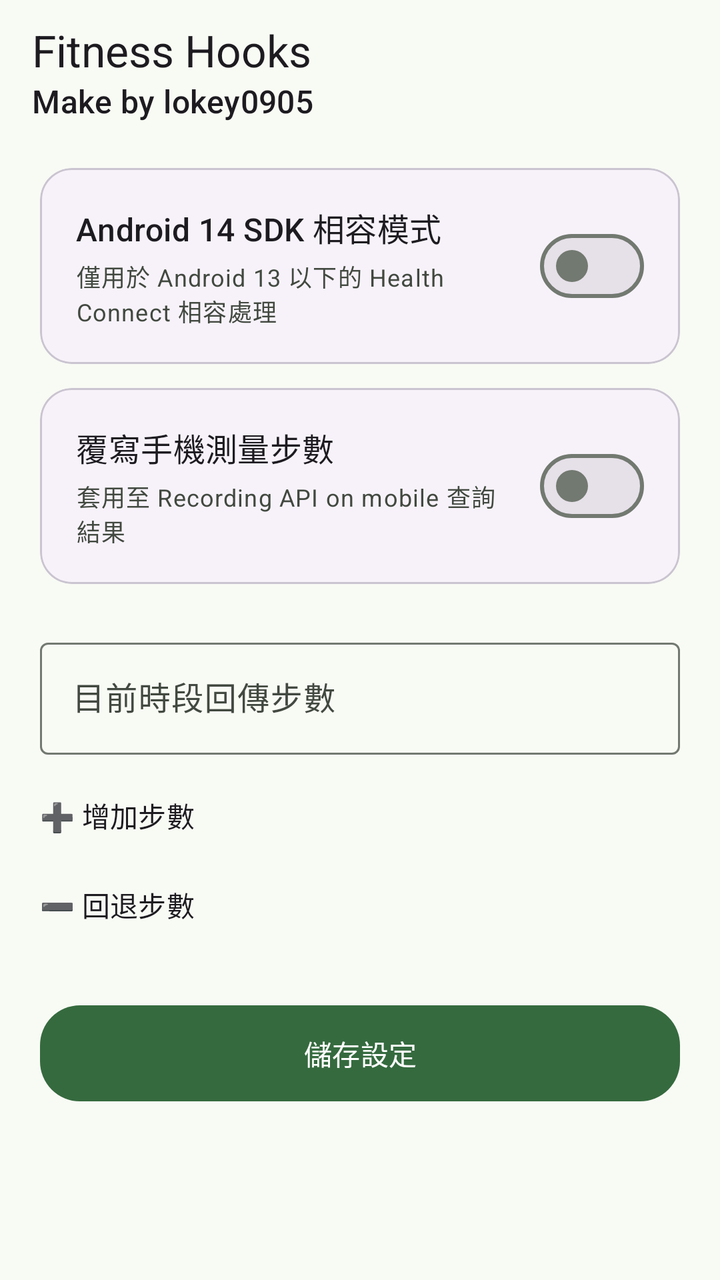
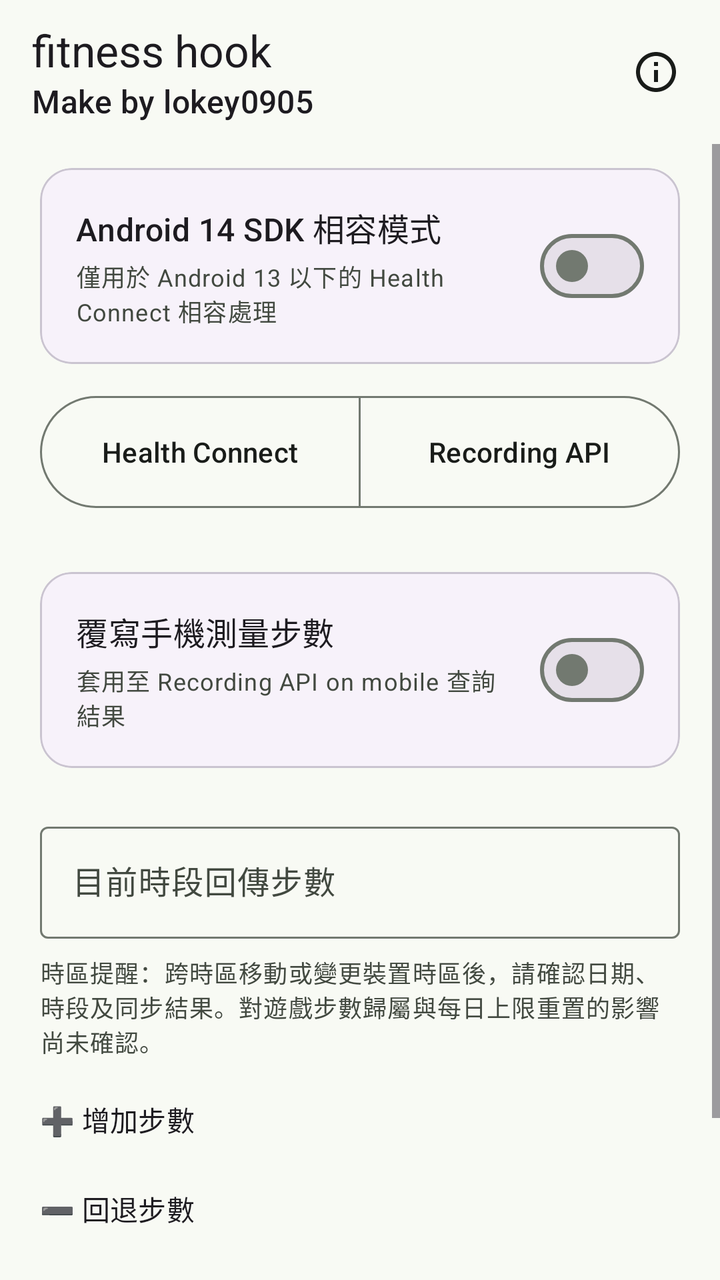

Screens rendered from an Android XML layout before and after an edit, with the pre-edit source and the edit as a unified diff.
<!-- AndroidManifest.xml: activity theme Theme.FitnessHooks -->
<!-- res/layout/activity_hook_settings.xml -->
<?xml version="1.0" encoding="utf-8"?>
<LinearLayout xmlns:android="http://schemas.android.com/apk/res/android"
    xmlns:app="http://schemas.android.com/apk/res-auto"
    android:layout_width="match_parent"
    android:layout_height="match_parent"
    android:orientation="vertical">

    <com.google.android.material.appbar.MaterialToolbar
        android:id="@+id/toolbar"
        android:layout_width="match_parent"
        android:layout_height="wrap_content"
        android:minHeight="72dp"
        android:paddingStart="8dp"
        android:paddingEnd="8dp"
        app:subtitle="@string/settings_subtitle"
        app:title="@string/settings_title" />

    <ScrollView
        android:layout_width="match_parent"
        android:layout_height="0dp"
        android:layout_weight="1"
        android:clipToPadding="false"
        android:fillViewport="true">

        <LinearLayout
            android:layout_width="match_parent"
            android:layout_height="wrap_content"
            android:orientation="vertical"
            android:paddingStart="20dp"
            android:paddingTop="12dp"
            android:paddingEnd="20dp"
            android:paddingBottom="28dp">

            <com.google.android.material.card.MaterialCardView
                android:id="@+id/module_status_card"
                android:layout_width="match_parent"
                android:layout_height="wrap_content"
                android:layout_marginBottom="12dp"
                android:visibility="gone"
                app:cardBackgroundColor="?attr/colorErrorContainer"
                app:cardCornerRadius="16dp"
                app:cardElevation="0dp">

                <LinearLayout
                    android:layout_width="match_parent"
                    android:layout_height="wrap_content"
                    android:orientation="vertical"
                    android:padding="18dp">

                    <TextView
                        android:layout_width="match_parent"
                        android:layout_height="wrap_content"
                        android:text="@string/module_inactive_title"
                        android:textAppearance="?attr/textAppearanceTitleMedium"
                        android:textColor="?attr/colorOnErrorContainer" />

                    <TextView
                        android:layout_width="match_parent"
                        android:layout_height="wrap_content"
                        android:layout_marginTop="4dp"
                        android:text="@string/module_inactive_summary"
                        android:textAppearance="?attr/textAppearanceBodyMedium"
                        android:textColor="?attr/colorOnErrorContainer" />
                </LinearLayout>
            </com.google.android.material.card.MaterialCardView>

            <com.google.android.material.card.MaterialCardView
                android:layout_width="match_parent"
                android:layout_height="wrap_content"
                app:cardBackgroundColor="?attr/colorSurfaceContainerLow"
                app:cardCornerRadius="16dp"
                app:cardElevation="0dp">

                <LinearLayout
                    android:layout_width="match_parent"
                    android:layout_height="wrap_content"
                    android:gravity="center_vertical"
                    android:orientation="horizontal"
                    android:padding="18dp">

                    <LinearLayout
                        android:layout_width="0dp"
                        android:layout_height="wrap_content"
                        android:layout_weight="1"
                        android:orientation="vertical"
                        android:paddingStart="0dp"
                        android:paddingEnd="12dp">

                        <TextView
                            android:layout_width="match_parent"
                            android:layout_height="wrap_content"
                            android:text="@string/sdk_hook"
                            android:textAppearance="?attr/textAppearanceTitleMedium" />

                        <TextView
                            android:id="@+id/sdk_hook_summary"
                            android:layout_width="match_parent"
                            android:layout_height="wrap_content"
                            android:layout_marginTop="4dp"
                            android:text="@string/sdk_hook_summary"
                            android:textAppearance="?attr/textAppearanceBodySmall"
                            android:textColor="?attr/colorOnSurfaceVariant" />
                    </LinearLayout>

                    <com.google.android.material.materialswitch.MaterialSwitch
                        android:id="@+id/sdk_hook_switch"
                        android:layout_width="wrap_content"
                        android:layout_height="wrap_content" />
                </LinearLayout>
            </com.google.android.material.card.MaterialCardView>

            <com.google.android.material.card.MaterialCardView
                android:layout_width="match_parent"
                android:layout_height="wrap_content"
                android:layout_marginTop="12dp"
                app:cardBackgroundColor="?attr/colorSurfaceContainerLow"
                app:cardCornerRadius="16dp"
                app:cardElevation="0dp">

                <LinearLayout
                    android:layout_width="match_parent"
                    android:layout_height="wrap_content"
                    android:gravity="center_vertical"
                    android:orientation="horizontal"
                    android:padding="18dp">

                    <LinearLayout
                        android:layout_width="0dp"
                        android:layout_height="wrap_content"
                        android:layout_weight="1"
                        android:orientation="vertical"
                        android:paddingStart="0dp"
                        android:paddingEnd="12dp">

                        <TextView
                            android:layout_width="match_parent"
                            android:layout_height="wrap_content"
                            android:text="@string/step_hook"
                            android:textAppearance="?attr/textAppearanceTitleMedium" />

                        <TextView
                            android:layout_width="match_parent"
                            android:layout_height="wrap_content"
                            android:layout_marginTop="4dp"
                            android:text="@string/step_hook_summary"
                            android:textAppearance="?attr/textAppearanceBodySmall"
                            android:textColor="?attr/colorOnSurfaceVariant" />
                    </LinearLayout>

                    <com.google.android.material.materialswitch.MaterialSwitch
                        android:id="@+id/step_hook_switch"
                        android:layout_width="wrap_content"
                        android:layout_height="wrap_content" />
                </LinearLayout>
            </com.google.android.material.card.MaterialCardView>

            <com.google.android.material.textfield.TextInputLayout
                android:id="@+id/step_count_layout"
                style="@style/Widget.Material3.TextInputLayout.OutlinedBox"
                android:layout_width="match_parent"
                android:layout_height="wrap_content"
                android:layout_marginTop="24dp"
                android:hint="@string/step_count"
                app:suffixText="@string/step_unit">

                <com.google.android.material.textfield.TextInputEditText
                    android:id="@+id/step_count_input"
                    android:layout_width="match_parent"
                    android:layout_height="wrap_content"
                    android:imeOptions="actionDone"
                    android:inputType="number"
                    android:maxLength="7"
                    android:minHeight="56dp" />
            </com.google.android.material.textfield.TextInputLayout>

            <TextView
                android:layout_width="match_parent"
                android:layout_height="wrap_content"
                android:layout_marginTop="20dp"
                android:text="@string/quick_add"
                android:textAppearance="?attr/textAppearanceTitleSmall" />

            <GridLayout
                android:id="@+id/increment_buttons"
                android:layout_width="match_parent"
                android:layout_height="wrap_content"
                android:layout_marginTop="8dp"
                android:columnCount="3"
                android:orientation="horizontal"
                android:rowCount="2" />

            <TextView
                android:layout_width="match_parent"
                android:layout_height="wrap_content"
                android:layout_marginTop="16dp"
                android:text="@string/quick_subtract"
                android:textAppearance="?attr/textAppearanceTitleSmall" />

            <GridLayout
                android:id="@+id/decrement_buttons"
                android:layout_width="match_parent"
                android:layout_height="wrap_content"
                android:layout_marginTop="8dp"
                android:columnCount="3"
                android:orientation="horizontal"
                android:rowCount="2" />

            <com.google.android.material.button.MaterialButton
                android:id="@+id/save_button"
                android:layout_width="match_parent"
                android:layout_height="56dp"
                android:layout_marginTop="28dp"
                android:text="@string/save"
                android:textAppearance="?attr/textAppearanceLabelLarge"
                app:cornerRadius="20dp" />
        </LinearLayout>
    </ScrollView>
</LinearLayout>
<!-- resources referenced by this layout -->
<resources>
  <string name="module_inactive_summary">請在 LSPosed 啟用 Fitness Hooks，並將 Fitness Hooks 與目標 App 加入作用域，再強制停止並重新開啟本程式。</string>
  <string name="module_inactive_title">LSPosed 模組尚未啟用</string>
  <string name="quick_add">➕ 增加步數</string>
  <string name="quick_subtract">➖ 回退步數</string>
  <string name="save">儲存設定</string>
  <string name="sdk_hook">Android 14 SDK 相容模式</string>
  <string name="sdk_hook_summary">僅用於 Android 13 以下的 Health Connect 相容處理</string>
  <string name="settings_subtitle">Make by lokey0905</string>
  <string name="settings_title">Fitness Hooks</string>
  <string name="step_count">目前時段回傳步數</string>
  <string name="step_hook">覆寫手機測量步數</string>
  <string name="step_hook_summary">套用至 Recording API on mobile 查詢結果</string>
  <string name="step_unit">步</string>
  <color name="pikmin_primary">#356A3E</color>
  <color name="pikmin_on_primary">#FFFFFF</color>
  <color name="pikmin_primary_container">#B7F1BA</color>
  <color name="pikmin_on_primary_container">#002109</color>
  <color name="pikmin_secondary">#52634F</color>
  <color name="pikmin_on_secondary">#FFFFFF</color>
  <color name="pikmin_secondary_container">#D5E8CF</color>
  <color name="pikmin_on_secondary_container">#101F10</color>
  <color name="pikmin_tertiary">#6B5D2F</color>
  <color name="pikmin_on_tertiary">#FFFFFF</color>
  <color name="pikmin_tertiary_container">#F4E19A</color>
  <color name="pikmin_on_tertiary_container">#231B00</color>
  <color name="pikmin_surface">#F8FAF4</color>
  <color name="pikmin_on_surface">#191C19</color>
  <color name="pikmin_surface_variant">#DEE5DA</color>
  <color name="pikmin_on_surface_variant">#424940</color>
  <color name="pikmin_outline">#727970</color>
  <!-- unchanged entries left out for length: 1 -->
</resources>

<!-- the commit's change to res/layout/activity_hook_settings.xml (unified diff, before → after) -->
@@ -12,6 +12,7 @@
         android:minHeight="72dp"
         android:paddingStart="8dp"
         android:paddingEnd="8dp"
+        app:menu="@menu/hook_settings_actions"
         app:subtitle="@string/settings_subtitle"
         app:title="@string/settings_title" />
 
@@ -31,42 +32,262 @@
             android:paddingEnd="20dp"
             android:paddingBottom="28dp">
 
-            <com.google.android.material.card.MaterialCardView
-                android:id="@+id/module_status_card"
-                android:layout_width="match_parent"
-                android:layout_height="wrap_content"
-                android:layout_marginBottom="12dp"
-                android:visibility="gone"
-                app:cardBackgroundColor="?attr/colorErrorContainer"
-                app:cardCornerRadius="16dp"
-                app:cardElevation="0dp">
-
-                <LinearLayout
-                    android:layout_width="match_parent"
-                    android:layout_height="wrap_content"
-                    android:orientation="vertical"
-                    android:padding="18dp">
-
-                    <TextView
+            <LinearLayout
+                android:id="@+id/common_controls"
+                android:layout_width="match_parent"
+                android:layout_height="wrap_content"
+                android:orientation="vertical">
+
+                <com.google.android.material.card.MaterialCardView
+                    android:id="@+id/sdk_hook_card"
+                    android:layout_width="match_parent"
+                    android:layout_height="wrap_content"
+                    android:layout_marginBottom="12dp"
+                    app:cardBackgroundColor="?attr/colorSurfaceContainerLow"
+                    app:cardCornerRadius="16dp"
+                    app:cardElevation="0dp">
+
+                    <LinearLayout
                         android:layout_width="match_parent"
                         android:layout_height="wrap_content"
-                        android:text="@string/module_inactive_title"
-                        android:textAppearance="?attr/textAppearanceTitleMedium"
-                        android:textColor="?attr/colorOnErrorContainer" />
-
-                    <TextView
+                        android:gravity="center_vertical"
+                        android:orientation="horizontal"
+                        android:padding="18dp">
+
+                        <LinearLayout
+                            android:layout_width="0dp"
+                            android:layout_height="wrap_content"
+                            android:layout_weight="1"
+                            android:orientation="vertical"
+                            android:paddingStart="0dp"
+                            android:paddingEnd="12dp">
+
+                            <TextView
+                                android:layout_width="match_parent"
+                                android:layout_height="wrap_content"
+                                android:text="@string/sdk_hook"
+                                android:textAppearance="?attr/textAppearanceTitleMedium" />
+
+                            <TextView
+                                android:id="@+id/sdk_hook_summary"
+                                android:layout_width="match_parent"
+                                android:layout_height="wrap_content"
+                                android:layout_marginTop="4dp"
+                                android:text="@string/sdk_hook_summary"
+                                android:textAppearance="?attr/textAppearanceBodySmall"
+                                android:textColor="?attr/colorOnSurfaceVariant" />
+                        </LinearLayout>
+
+                        <com.google.android.material.materialswitch.MaterialSwitch
+                            android:id="@+id/sdk_hook_switch"
+                            android:layout_width="wrap_content"
+                            android:layout_height="wrap_content"
+                            android:contentDescription="@string/sdk_hook" />
+                    </LinearLayout>
+                </com.google.android.material.card.MaterialCardView>
+
+                <com.google.android.material.card.MaterialCardView
+                    android:id="@+id/module_status_card"
+                    android:layout_width="match_parent"
+                    android:layout_height="wrap_content"
+                    android:layout_marginBottom="12dp"
+                    android:visibility="gone"
+                    app:cardBackgroundColor="?attr/colorErrorContainer"
+                    app:cardCornerRadius="16dp"
+                    app:cardElevation="0dp">
+
+                    <LinearLayout
                         android:layout_width="match_parent"
                         android:layout_height="wrap_content"
-                        android:layout_marginTop="4dp"
-                        android:text="@string/module_inactive_summary"
-                        android:textAppearance="?attr/textAppearanceBodyMedium"
-                        android:textColor="?attr/colorOnErrorContainer" />
-                </LinearLayout>
-            </com.google.android.material.card.MaterialCardView>
+                        android:orientation="vertical"
+                        android:padding="18dp">
+
+                        <TextView
+                            android:layout_width="match_parent"
+                            android:layout_height="wrap_content"
+                            android:text="@string/module_inactive_title"
+                            android:textAppearance="?attr/textAppearanceTitleMedium"
+                            android:textColor="?attr/colorOnErrorContainer" />
+
+                        <TextView
+                            android:layout_width="match_parent"
+                            android:layout_height="wrap_content"
+                            android:layout_marginTop="4dp"
+                            android:text="@string/module_inactive_summary"
+                            android:textAppearance="?attr/textAppearanceBodyMedium"
+                            android:textColor="?attr/colorOnErrorContainer" />
+                    </LinearLayout>
+                </com.google.android.material.card.MaterialCardView>
+            </LinearLayout>
+
+            <com.google.android.material.button.MaterialButtonToggleGroup
+                android:id="@+id/step_mode_group"
+                android:layout_width="match_parent"
+                android:layout_height="wrap_content"
+                android:layout_marginBottom="16dp"
+                app:selectionRequired="true"
+                app:singleSelection="true">
+
+                <com.google.android.material.button.MaterialButton
+                    android:id="@+id/mode_health"
+                    style="?attr/materialButtonOutlinedStyle"
+                    android:layout_width="0dp"
+                    android:layout_height="64dp"
+                    android:layout_weight="1"
+                    android:paddingStart="8dp"
+                    android:paddingEnd="8dp"
+                    android:text="@string/mode_health"
+                    android:textAllCaps="false"
+                    android:textSize="14sp" />
+
+                <com.google.android.material.button.MaterialButton
+                    android:id="@+id/mode_recording"
+                    style="?attr/materialButtonOutlinedStyle"
+                    android:layout_width="0dp"
+                    android:layout_height="64dp"
+                    android:layout_weight="1"
+                    android:paddingStart="8dp"
+                    android:paddingEnd="8dp"
+                    android:text="@string/mode_recording"
+                    android:textAllCaps="false"
+                    android:textSize="14sp" />
+            </com.google.android.material.button.MaterialButtonToggleGroup>
+
+            <LinearLayout
+                android:id="@+id/health_controls"
+                android:layout_width="match_parent"
+                android:layout_height="wrap_content"
+                android:layout_marginBottom="16dp"
+                android:orientation="vertical"
+                android:visibility="gone">
+
+                <TextView
+                    android:id="@+id/health_status"
+                    android:layout_width="match_parent"
+                    android:layout_height="wrap_content"
+                    android:layout_marginBottom="12dp"
+                    android:accessibilityLiveRegion="polite"
+                    android:textAppearance="?attr/textAppearanceBodyMedium" />
+
+                <com.google.android.material.card.MaterialCardView
+                    android:id="@+id/health_action"
+                    android:layout_width="match_parent"
+                    android:layout_height="wrap_content"
+                    android:layout_marginBottom="12dp"
+                    android:clickable="true"
+                    android:focusable="true"
+                    android:minHeight="48dp"
+                    android:screenReaderFocusable="true"
+                    app:cardBackgroundColor="?attr/colorSurfaceContainerLow"
+                    app:cardCornerRadius="16dp"
+                    app:cardElevation="0dp"
+                    app:rippleColor="?attr/colorControlHighlight">
+
+                    <LinearLayout
+                        android:layout_width="match_parent"
+                        android:layout_height="wrap_content"
+                        android:gravity="center_vertical"
+                        android:orientation="horizontal"
+                        android:padding="18dp">
+
+                        <LinearLayout
+                            android:layout_width="0dp"
+                            android:layout_height="wrap_content"
+                            android:layout_weight="1"
+                            android:orientation="vertical"
+                            android:paddingStart="0dp"
+                            android:paddingEnd="12dp">
+
+                            <TextView
+                                android:id="@+id/health_action_title"
+                                android:layout_width="match_parent"
+                                android:layout_height="wrap_content"
+                                android:focusable="false"
+                                android:text="@string/health_grant"
+                                android:textAppearance="?attr/textAppearanceTitleMedium" />
+
+                            <TextView
+                                android:id="@+id/health_action_summary"
+                                android:layout_width="match_parent"
+                                android:layout_height="wrap_content"
+                                android:layout_marginTop="4dp"
+                                android:focusable="false"
+                                android:text="@string/health_grant_summary"
+                                android:textAppearance="?attr/textAppearanceBodySmall"
+                                android:textColor="?attr/colorOnSurfaceVariant" />
+                        </LinearLayout>
+
+                        <androidx.appcompat.widget.AppCompatImageView
+                            android:layout_width="24dp"
+                            android:layout_height="24dp"
+                            android:contentDescription="@null"
+                            android:importantForAccessibility="no"
+                            app:srcCompat="@drawable/ic_chevron_right"
+                            app:tint="?attr/colorOnSurfaceVariant" />
+                    </LinearLayout>
+                </com.google.android.material.card.MaterialCardView>
+
+                <com.google.android.material.card.MaterialCardView
+                    android:id="@+id/health_settings"
+                    android:layout_width="match_parent"
+                    android:layout_height="wrap_content"
+                    android:clickable="true"
+                    android:focusable="true"
+                    android:minHeight="48dp"
+                    android:screenReaderFocusable="true"
+                    app:cardBackgroundColor="?attr/colorSurfaceContainerLow"
+                    app:cardCornerRadius="16dp"
+                    app:cardElevation="0dp"
+                    app:rippleColor="?attr/colorControlHighlight">
+
+                    <LinearLayout
+                        android:layout_width="match_parent"
+                        android:layout_height="wrap_content"
+                        android:gravity="center_vertical"
+                        android:orientation="horizontal"
+                        android:padding="18dp">
+
+                        <LinearLayout
+                            android:layout_width="0dp"
+                            android:layout_height="wrap_content"
+                            android:layout_weight="1"
+                            android:orientation="vertical"
+                            android:paddingStart="0dp"
+                            android:paddingEnd="12dp">
+
+                            <TextView
+                                android:layout_width="match_parent"
+                                android:layout_height="wrap_content"
+                                android:focusable="false"
+                                android:text="@string/health_settings"
+                                android:textAppearance="?attr/textAppearanceTitleMedium" />
+
+                            <TextView
+                                android:layout_width="match_parent"
+                                android:layout_height="wrap_content"
+                                android:layout_marginTop="4dp"
+                                android:focusable="false"
+                                android:text="@string/health_settings_summary"
+                                android:textAppearance="?attr/textAppearanceBodySmall"
+                                android:textColor="?attr/colorOnSurfaceVariant" />
+                        </LinearLayout>
+
+                        <androidx.appcompat.widget.AppCompatImageView
+                            android:layout_width="24dp"
+                            android:layout_height="24dp"
+                            android:contentDescription="@null"
+                            android:importantForAccessibility="no"
+                            app:srcCompat="@drawable/ic_chevron_right"
+                            app:tint="?attr/colorOnSurfaceVariant" />
+                    </LinearLayout>
+                </com.google.android.material.card.MaterialCardView>
+            </LinearLayout>
 
             <com.google.android.material.card.MaterialCardView
-                android:layout_width="match_parent"
-                android:layout_height="wrap_content"
+                android:id="@+id/recording_controls"
+                android:layout_width="match_parent"
+                android:layout_height="wrap_content"
+                android:layout_marginTop="12dp"
                 app:cardBackgroundColor="?attr/colorSurfaceContainerLow"
                 app:cardCornerRadius="16dp"
                 app:cardElevation="0dp">
@@ -89,52 +310,6 @@
                         <TextView
                             android:layout_width="match_parent"
                             android:layout_height="wrap_content"
-                            android:text="@string/sdk_hook"
-                            android:textAppearance="?attr/textAppearanceTitleMedium" />
-
-                        <TextView
-                            android:id="@+id/sdk_hook_summary"
-                            android:layout_width="match_parent"
-                            android:layout_height="wrap_content"
-                            android:layout_marginTop="4dp"
-                            android:text="@string/sdk_hook_summary"
-                            android:textAppearance="?attr/textAppearanceBodySmall"
-                            android:textColor="?attr/colorOnSurfaceVariant" />
-                    </LinearLayout>
-
-                    <com.google.android.material.materialswitch.MaterialSwitch
-                        android:id="@+id/sdk_hook_switch"
-                        android:layout_width="wrap_content"
-                        android:layout_height="wrap_content" />
-                </LinearLayout>
-            </com.google.android.material.card.MaterialCardView>
-
-            <com.google.android.material.card.MaterialCardView
-                android:layout_width="match_parent"
-                android:layout_height="wrap_content"
-                android:layout_marginTop="12dp"
-                app:cardBackgroundColor="?attr/colorSurfaceContainerLow"
-                app:cardCornerRadius="16dp"
-                app:cardElevation="0dp">
-
-                <LinearLayout
-                    android:layout_width="match_parent"
-                    android:layout_height="wrap_content"
-                    android:gravity="center_vertical"
-                    android:orientation="horizontal"
-                    android:padding="18dp">
-
-                    <LinearLayout
-                        android:layout_width="0dp"
-                        android:layout_height="wrap_content"
-                        android:layout_weight="1"
-                        android:orientation="vertical"
-                        android:paddingStart="0dp"
-                        android:paddingEnd="12dp">
-
-                        <TextView
-                            android:layout_width="match_parent"
-                            android:layout_height="wrap_content"
                             android:text="@string/step_hook"
                             android:textAppearance="?attr/textAppearanceTitleMedium" />
 
@@ -172,6 +347,44 @@
                     android:maxLength="7"
                     android:minHeight="56dp" />
             </com.google.android.material.textfield.TextInputLayout>
+
+            <TextView
+                android:id="@+id/health_hour"
+                android:layout_width="match_parent"
+                android:layout_height="wrap_content"
+                android:layout_marginTop="8dp"
+                android:textAppearance="?attr/textAppearanceLabelLarge"
+                android:visibility="gone" />
+
+            <TextView
+                android:id="@+id/health_step_explanation"
+                android:layout_width="match_parent"
+                android:layout_height="wrap_content"
+                android:layout_marginTop="4dp"
+                android:text="@string/health_step_explanation"
+                android:textAppearance="?attr/textAppearanceBodySmall"
+                android:textColor="?attr/colorOnSurfaceVariant"
+                android:visibility="gone" />
+
+            <TextView
+                android:id="@+id/step_limit_warning"
+                android:layout_width="match_parent"
+                android:layout_height="wrap_content"
+                android:layout_marginTop="8dp"
+                android:accessibilityLiveRegion="polite"
+                android:text="@string/step_limit_warning"
+                android:textAppearance="?attr/textAppearanceBodySmall"
+                android:textColor="?attr/colorError"
+                android:visibility="gone" />
+
+            <TextView
+                android:id="@+id/step_time_zone_notice"
+                android:layout_width="match_parent"
+                android:layout_height="wrap_content"
+                android:layout_marginTop="8dp"
+                android:text="@string/step_time_zone_notice"
+                android:textAppearance="?attr/textAppearanceBodySmall"
+                android:textColor="?attr/colorOnSurfaceVariant" />
 
             <TextView
                 android:layout_width="match_parent"
<!-- resource entries referenced after the edit -->
@@ -1,5 +1,27 @@
 <!-- resources referenced by this layout -->
 <resources>
+  <!-- drawable ic_chevron_right (drawable) -->
+  <?xml version="1.0" encoding="utf-8"?>
+  <vector xmlns:android="http://schemas.android.com/apk/res/android"
+      xmlns:tools="http://schemas.android.com/tools"
+      android:width="24dp"
+      android:height="24dp"
+      android:viewportWidth="24"
+      android:viewportHeight="24"
+      tools:ignore="NewApi">
+    <path
+        android:name="path"
+        android:pathData="M 8.59 16.59 L 13.17 12 L 8.59 7.41 L 10 6 L 16 12 L 10 18 L 8.59 16.59 Z"
+        android:fillColor="#000"
+        android:strokeWidth="1"/>
+  </vector>
+  <string name="health_grant">授權寫入步數</string>
+  <string name="health_grant_summary">管理本 App 的步數寫入權限</string>
+  <string name="health_settings">開啟 Health Connect 設定</string>
+  <string name="health_settings_summary">管理已連結 App、資料與權限</string>
+  <string name="health_step_explanation">僅更新本 App 在目前小時的手動步數；重複同步不會累加，輸入 0 可清除這筆紀錄，其他來源不受影響。切換到下一小時後重新開始。這不是 Health Connect 的今日總步數。</string>
+  <string name="mode_health">Health Connect</string>
+  <string name="mode_recording">Recording API</string>
   <string name="module_inactive_summary">請在 LSPosed 啟用 Fitness Hooks，並將 Fitness Hooks 與目標 App 加入作用域，再強制停止並重新開啟本程式。</string>
   <string name="module_inactive_title">LSPosed 模組尚未啟用</string>
   <string name="quick_add">➕ 增加步數</string>
@@ -8,10 +30,12 @@
   <string name="sdk_hook">Android 14 SDK 相容模式</string>
   <string name="sdk_hook_summary">僅用於 Android 13 以下的 Health Connect 相容處理</string>
   <string name="settings_subtitle">Make by lokey0905</string>
-  <string name="settings_title">Fitness Hooks</string>
+  <string name="settings_title">fitness hook</string>
   <string name="step_count">目前時段回傳步數</string>
   <string name="step_hook">覆寫手機測量步數</string>
   <string name="step_hook_summary">套用至 Recording API on mobile 查詢結果</string>
+  <string name="step_limit_warning">目前輸入已超過 50,000 步。Pikmin Bloom 的盆栽背包花苗每日最多採計 50,000 步，超過後須等隔天；這不是整個遊戲總步數的上限。\n\n此欄位是目前時段的步數，本 App 未讀取今日累計，請一併留意其他時段及來源的步數。</string>
+  <string name="step_time_zone_notice">時區提醒：跨時區移動或變更裝置時區後，請確認日期、時段及同步結果。對遊戲步數歸屬與每日上限重置的影響尚未確認。</string>
   <string name="step_unit">步</string>
   <color name="pikmin_primary">#356A3E</color>
   <color name="pikmin_on_primary">#FFFFFF</color>
